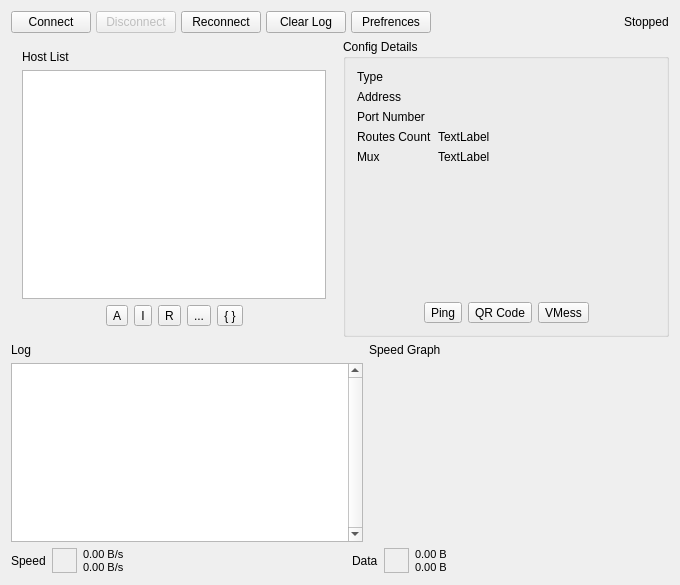
darsvador/qvssr, file src/ui/w_MainWindow.ui: the form before one commit.
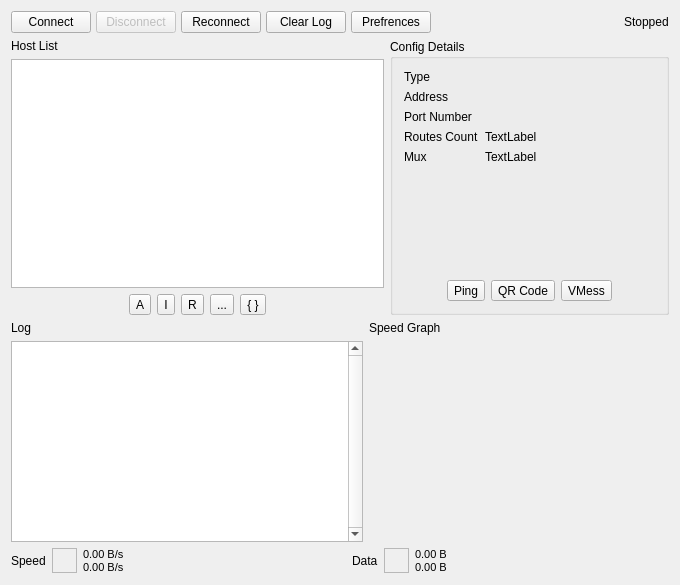
The form after the commit. Icons and pictures are not drawn.

Patch:
```diff
--- a/src/ui/w_MainWindow.ui
+++ b/src/ui/w_MainWindow.ui
@@ -41,7 +41,237 @@
      <height>530</height>
     </size>
    </property>
-   <layout class="QGridLayout" name="gridLayout_2" rowstretch="0,3,2,0">
+   <layout class="QGridLayout" name="gridLayout_2" rowstretch="0,5,4,0" columnstretch="4,3">
+    <item row="0" column="0" colspan="2">
+     <layout class="QHBoxLayout" name="horizontalLayout" stretch="1,1,0,1,0,0,0">
+      <property name="spacing">
+       <number>5</number>
+      </property>
+      <item>
+       <widget class="QPushButton" name="startButton">
+        <property name="text">
+         <string>Connect</string>
+        </property>
+       </widget>
+      </item>
+      <item>
+       <widget class="QPushButton" name="stopButton">
+        <property name="enabled">
+         <bool>false</bool>
+        </property>
+        <property name="text">
+         <string>Disconnect</string>
+        </property>
+       </widget>
+      </item>
+      <item>
+       <widget class="QPushButton" name="reconnectButton">
+        <property name="text">
+         <string>Reconnect</string>
+        </property>
+       </widget>
+      </item>
+      <item>
+       <widget class="QPushButton" name="clearlogButton">
+        <property name="text">
+         <string>Clear Log</string>
+        </property>
+       </widget>
+      </item>
+      <item>
+       <widget class="QPushButton" name="prefrencesBtn">
+        <property name="text">
+         <string>Prefrences</string>
+        </property>
+       </widget>
+      </item>
+      <item>
+       <spacer name="horizontalSpacer">
+        <property name="orientation">
+         <enum>Qt::Horizontal</enum>
+        </property>
+        <property name="sizeType">
+         <enum>QSizePolicy::Maximum</enum>
+        </property>
+        <property name="sizeHint" stdset="0">
+         <size>
+          <width>999999999</width>
+          <height>0</height>
+         </size>
+        </property>
+       </spacer>
+      </item>
+      <item>
+       <widget class="QLabel" name="statusLabel">
+        <property name="text">
+         <string>Stopped</string>
+        </property>
+       </widget>
+      </item>
+     </layout>
+    </item>
+    <item row="1" column="0">
+     <layout class="QVBoxLayout" name="verticalLayout_3">
+      <item>
+       <widget class="QLabel" name="label_14">
+        <property name="text">
+         <string>Host List</string>
+        </property>
+       </widget>
+      </item>
+      <item>
+       <widget class="QListWidget" name="connectionListWidget">
+        <property name="contextMenuPolicy">
+         <enum>Qt::CustomContextMenu</enum>
+        </property>
+        <property name="frameShape">
+         <enum>QFrame::StyledPanel</enum>
+        </property>
+        <property name="frameShadow">
+         <enum>QFrame::Sunken</enum>
+        </property>
+        <property name="lineWidth">
+         <number>1</number>
+        </property>
+        <property name="midLineWidth">
+         <number>0</number>
+        </property>
+        <property name="verticalScrollBarPolicy">
+         <enum>Qt::ScrollBarAsNeeded</enum>
+        </property>
+        <property name="horizontalScrollBarPolicy">
+         <enum>Qt::ScrollBarAsNeeded</enum>
+        </property>
+        <property name="editTriggers">
+         <set>QAbstractItemView::NoEditTriggers</set>
+        </property>
+        <property name="defaultDropAction">
+         <enum>Qt::CopyAction</enum>
+        </property>
+        <property name="verticalScrollMode">
+         <enum>QAbstractItemView::ScrollPerPixel</enum>
+        </property>
+        <property name="horizontalScrollMode">
+         <enum>QAbstractItemView::ScrollPerPixel</enum>
+        </property>
+        <property name="viewMode">
+         <enum>QListView::ListMode</enum>
+        </property>
+       </widget>
+      </item>
+      <item>
+       <layout class="QHBoxLayout" name="horizontalLayout_3">
+        <item>
+         <spacer name="horizontalSpacer_3">
+          <property name="orientation">
+           <enum>Qt::Horizontal</enum>
+          </property>
+          <property name="sizeHint" stdset="0">
+           <size>
+            <width>40</width>
+            <height>20</height>
+           </size>
+          </property>
+         </spacer>
+        </item>
+        <item>
+         <widget class="QToolButton" name="addConfigButton">
+          <property name="sizePolicy">
+           <sizepolicy hsizetype="Fixed" vsizetype="Fixed">
+            <horstretch>0</horstretch>
+            <verstretch>0</verstretch>
+           </sizepolicy>
+          </property>
+          <property name="toolTip">
+           <string>#AddConnection</string>
+          </property>
+          <property name="text">
+           <string>A</string>
+          </property>
+          <property name="icon">
+           <iconset resource="../../resources.qrc">
+            <normaloff>:/icons/add_connection_btn.png</normaloff>:/icons/add_connection_btn.png</iconset>
+          </property>
+         </widget>
+        </item>
+        <item>
+         <widget class="QToolButton" name="importConfigButton">
+          <property name="sizePolicy">
+           <sizepolicy hsizetype="Fixed" vsizetype="Fixed">
+            <horstretch>0</horstretch>
+            <verstretch>0</verstretch>
+           </sizepolicy>
+          </property>
+          <property name="toolTip">
+           <string>#ImportConnection</string>
+          </property>
+          <property name="text">
+           <string>I</string>
+          </property>
+          <property name="icon">
+           <iconset resource="../../resources.qrc">
+            <normaloff>:/icons/import_connection_btn.png</normaloff>:/icons/import_connection_btn.png</iconset>
+          </property>
+         </widget>
+        </item>
+        <item>
+         <widget class="QToolButton" name="removeConfigButton">
+          <property name="sizePolicy">
+           <sizepolicy hsizetype="Fixed" vsizetype="Fixed">
+            <horstretch>0</horstretch>
+            <verstretch>0</verstretch>
+           </sizepolicy>
+          </property>
+          <property name="toolTip">
+           <string>#RemoveConnection</string>
+          </property>
+          <property name="text">
+           <string>R</string>
+          </property>
+          <property name="icon">
+           <iconset resource="../../resources.qrc">
+            <normaloff>:/icons/remove_connection_btn.png</normaloff>:/icons/remove_connection_btn.png</iconset>
+          </property>
+         </widget>
+        </item>
+        <item>
+         <widget class="QToolButton" name="editConfigButton">
+          <property name="toolTip">
+           <string>#EditConnection</string>
+          </property>
+          <property name="text">
+           <string>...</string>
+          </property>
+          <property name="icon">
+           <iconset resource="../../resources.qrc">
+            <normaloff>:/icons/edit_connection_btn.png</normaloff>:/icons/edit_connection_btn.png</iconset>
+          </property>
+         </widget>
+        </item>
+        <item>
+         <widget class="QToolButton" name="editJsonBtn">
+          <property name="text">
+           <string>{ }</string>
+          </property>
+         </widget>
+        </item>
+        <item>
+         <spacer name="horizontalSpacer_2">
+          <property name="orientation">
+           <enum>Qt::Horizontal</enum>
+          </property>
+          <property name="sizeHint" stdset="0">
+           <size>
+            <width>40</width>
+            <height>20</height>
+           </size>
+          </property>
+         </spacer>
+        </item>
+       </layout>
+      </item>
+     </layout>
+    </item>
     <item row="1" column="1">
      <widget class="QGroupBox" name="groupBox">
       <property name="title">
@@ -176,69 +406,45 @@
       </layout>
      </widget>
     </item>
-    <item row="0" column="0" colspan="2">
-     <layout class="QHBoxLayout" name="horizontalLayout" stretch="1,1,0,1,0,0,0">
-      <property name="spacing">
-       <number>5</number>
-      </property>
-      <item>
-       <widget class="QPushButton" name="startButton">
+    <item row="2" column="0" colspan="2">
+     <layout class="QGridLayout" name="gridLayout" columnstretch="5,2">
+      <item row="0" column="0">
+       <widget class="QLabel" name="label_11">
         <property name="text">
-         <string>Connect</string>
+         <string>Log</string>
         </property>
        </widget>
       </item>
-      <item>
-       <widget class="QPushButton" name="stopButton">
-        <property name="enabled">
+      <item row="1" column="0">
+       <widget class="QTextBrowser" name="logText">
+        <property name="verticalScrollBarPolicy">
+         <enum>Qt::ScrollBarAlwaysOn</enum>
+        </property>
+        <property name="lineWrapMode">
+         <enum>QTextEdit::NoWrap</enum>
+        </property>
+        <property name="openLinks">
          <bool>false</bool>
         </property>
-        <property name="text">
-         <string>Disconnect</string>
-        </property>
        </widget>
       </item>
-      <item>
-       <widget class="QPushButton" name="reconnectButton">
+      <item row="0" column="1">
+       <widget class="QLabel" name="label_10">
         <property name="text">
-         <string>Reconnect</string>
+         <string>Speed Graph</string>
         </property>
        </widget>
       </item>
-      <item>
-       <widget class="QPushButton" name="clearlogButton">
-        <property name="text">
-         <string>Clear Log</string>
-        </property>
-       </widget>
-      </item>
-      <item>
-       <widget class="QPushButton" name="prefrencesBtn">
-        <property name="text">
-         <string>Prefrences</string>
-        </property>
-       </widget>
-      </item>
-      <item>
-       <spacer name="horizontalSpacer">
-        <property name="orientation">
-         <enum>Qt::Horizontal</enum>
-        </property>
-        <property name="sizeType">
-         <enum>QSizePolicy::Maximum</enum>
-        </property>
-        <property name="sizeHint" stdset="0">
+      <item row="1" column="1">
+       <widget class="QWidget" name="speedChart" native="true">
+        <property name="minimumSize">
          <size>
-          <width>999999999</width>
+          <width>300</width>
           <height>0</height>
          </size>
         </property>
-       </spacer>
-      </item>
-      <item>
-       <widget class="QLabel" name="statusLabel">
-        <property name="text">
-         <string>Stopped</string>
+        <property name="layoutDirection">
+         <enum>Qt::LeftToRight</enum>
         </property>
        </widget>
       </item>
@@ -376,214 +582,6 @@
       </item>
      </layout>
     </item>
-    <item row="2" column="0" colspan="2">
-     <layout class="QGridLayout" name="gridLayout" columnstretch="5,2">
-      <item row="0" column="0">
-       <widget class="QLabel" name="label_11">
-        <property name="text">
-         <string>Log</string>
-        </property>
-       </widget>
-      </item>
-      <item row="1" column="0">
-       <widget class="QTextBrowser" name="logText">
-        <property name="verticalScrollBarPolicy">
-         <enum>Qt::ScrollBarAlwaysOn</enum>
-        </property>
-        <property name="lineWrapMode">
-         <enum>QTextEdit::NoWrap</enum>
-        </property>
-        <property name="openLinks">
-         <bool>false</bool>
-        </property>
-       </widget>
-      </item>
-      <item row="0" column="1">
-       <widget class="QLabel" name="label_10">
-        <property name="text">
-         <string>Speed Graph</string>
-        </property>
-       </widget>
-      </item>
-      <item row="1" column="1">
-       <widget class="QWidget" name="speedChart" native="true">
-        <property name="minimumSize">
-         <size>
-          <width>300</width>
-          <height>0</height>
-         </size>
-        </property>
-        <property name="layoutDirection">
-         <enum>Qt::LeftToRight</enum>
-        </property>
-       </widget>
-      </item>
-     </layout>
-    </item>
-    <item row="1" column="0">
-     <widget class="QFrame" name="hostFrame">
-      <layout class="QVBoxLayout" name="verticalLayout">
-       <item>
-        <widget class="QLabel" name="label_14">
-         <property name="text">
-          <string>Host List</string>
-         </property>
-        </widget>
-       </item>
-       <item>
-        <widget class="QListWidget" name="connectionListWidget">
-         <property name="contextMenuPolicy">
-          <enum>Qt::CustomContextMenu</enum>
-         </property>
-         <property name="frameShape">
-          <enum>QFrame::StyledPanel</enum>
-         </property>
-         <property name="frameShadow">
-          <enum>QFrame::Sunken</enum>
-         </property>
-         <property name="lineWidth">
-          <number>1</number>
-         </property>
-         <property name="midLineWidth">
-          <number>0</number>
-         </property>
-         <property name="verticalScrollBarPolicy">
-          <enum>Qt::ScrollBarAsNeeded</enum>
-         </property>
-         <property name="horizontalScrollBarPolicy">
-          <enum>Qt::ScrollBarAsNeeded</enum>
-         </property>
-         <property name="editTriggers">
-          <set>QAbstractItemView::NoEditTriggers</set>
-         </property>
-         <property name="defaultDropAction">
-          <enum>Qt::CopyAction</enum>
-         </property>
-         <property name="verticalScrollMode">
-          <enum>QAbstractItemView::ScrollPerPixel</enum>
-         </property>
-         <property name="horizontalScrollMode">
-          <enum>QAbstractItemView::ScrollPerPixel</enum>
-         </property>
-         <property name="viewMode">
-          <enum>QListView::ListMode</enum>
-         </property>
-        </widget>
-       </item>
-       <item>
-        <layout class="QHBoxLayout" name="horizontalLayout_3">
-         <item>
-          <spacer name="horizontalSpacer_3">
-           <property name="orientation">
-            <enum>Qt::Horizontal</enum>
-           </property>
-           <property name="sizeHint" stdset="0">
-            <size>
-             <width>40</width>
-             <height>20</height>
-            </size>
-           </property>
-          </spacer>
-         </item>
-         <item>
-          <widget class="QToolButton" name="addConfigButton">
-           <property name="sizePolicy">
-            <sizepolicy hsizetype="Fixed" vsizetype="Fixed">
-             <horstretch>0</horstretch>
-             <verstretch>0</verstretch>
-            </sizepolicy>
-           </property>
-           <property name="toolTip">
-            <string>#AddConnection</string>
-           </property>
-           <property name="text">
-            <string>A</string>
-           </property>
-           <property name="icon">
-            <iconset resource="../../resources.qrc">
-             <normaloff>:/icons/add_connection_btn.png</normaloff>:/icons/add_connection_btn.png</iconset>
-           </property>
-          </widget>
-         </item>
-         <item>
-          <widget class="QToolButton" name="importConfigButton">
-           <property name="sizePolicy">
-            <sizepolicy hsizetype="Fixed" vsizetype="Fixed">
-             <horstretch>0</horstretch>
-             <verstretch>0</verstretch>
-            </sizepolicy>
-           </property>
-           <property name="toolTip">
-            <string>#ImportConnection</string>
-           </property>
-           <property name="text">
-            <string>I</string>
-           </property>
-           <property name="icon">
-            <iconset resource="../../resources.qrc">
-             <normaloff>:/icons/import_connection_btn.png</normaloff>:/icons/import_connection_btn.png</iconset>
-           </property>
-          </widget>
-         </item>
-         <item>
-          <widget class="QToolButton" name="removeConfigButton">
-           <property name="sizePolicy">
-            <sizepolicy hsizetype="Fixed" vsizetype="Fixed">
-             <horstretch>0</horstretch>
-             <verstretch>0</verstretch>
-            </sizepolicy>
-           </property>
-           <property name="toolTip">
-            <string>#RemoveConnection</string>
-           </property>
-           <property name="text">
-            <string>R</string>
-           </property>
-           <property name="icon">
-            <iconset resource="../../resources.qrc">
-             <normaloff>:/icons/remove_connection_btn.png</normaloff>:/icons/remove_connection_btn.png</iconset>
-           </property>
-          </widget>
-         </item>
-         <item>
-          <widget class="QToolButton" name="editConfigButton">
-           <property name="toolTip">
-            <string>#EditConnection</string>
-           </property>
-           <property name="text">
-            <string>...</string>
-           </property>
-           <property name="icon">
-            <iconset resource="../../resources.qrc">
-             <normaloff>:/icons/edit_connection_btn.png</normaloff>:/icons/edit_connection_btn.png</iconset>
-           </property>
-          </widget>
-         </item>
-         <item>
-          <widget class="QToolButton" name="editJsonBtn">
-           <property name="text">
-            <string>{ }</string>
-           </property>
-          </widget>
-         </item>
-         <item>
-          <spacer name="horizontalSpacer_2">
-           <property name="orientation">
-            <enum>Qt::Horizontal</enum>
-           </property>
-           <property name="sizeHint" stdset="0">
-            <size>
-             <width>40</width>
-             <height>20</height>
-            </size>
-           </property>
-          </spacer>
-         </item>
-        </layout>
-       </item>
-      </layout>
-     </widget>
-    </item>
    </layout>
   </widget>
   <action name="actionEdit">
```
